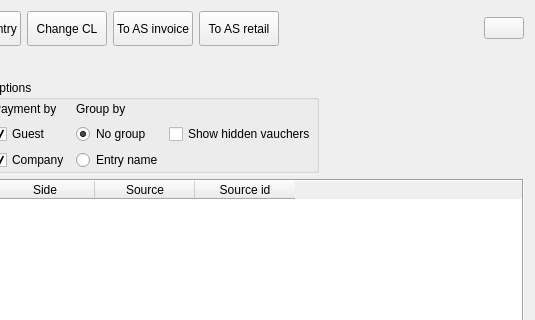
Above: Resort/waccinvoice.ui from End1-1/Resort before the change; both pictures show x 918 to 1453 and y 0 to 320 of the 1453 by 555 pixel window. Below: the same form after it.
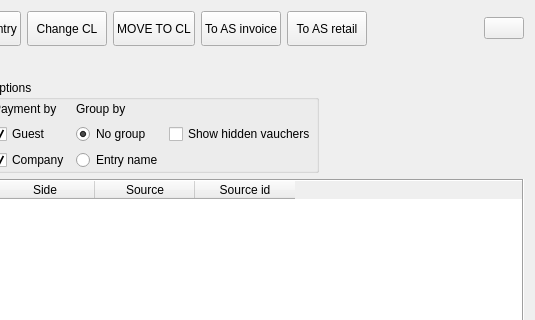
That is the form after the change. Icons and pictures are not drawn. Custom widgets are drawn as their Qt base class.

```diff
--- a/Resort/waccinvoice.ui
+++ b/Resort/waccinvoice.ui
@@ -418,7 +418,27 @@
          <string>Change CL</string>
         </property>
         <property name="icon">
-         <iconset>
+         <iconset resource="res.qrc">
+          <normaloff>:/images/biohazard.png</normaloff>:/images/biohazard.png</iconset>
+        </property>
+       </widget>
+      </item>
+      <item>
+       <widget class="QPushButton" name="btnMoveToCL">
+        <property name="maximumSize">
+         <size>
+          <width>21545</width>
+          <height>21212</height>
+         </size>
+        </property>
+        <property name="focusPolicy">
+         <enum>Qt::ClickFocus</enum>
+        </property>
+        <property name="text">
+         <string>MOVE TO CL</string>
+        </property>
+        <property name="icon">
+         <iconset resource="res.qrc">
           <normaloff>:/images/biohazard.png</normaloff>:/images/biohazard.png</iconset>
         </property>
        </widget>
```
Left out of the diff: 40 changed lines with no effect on the pictures.
